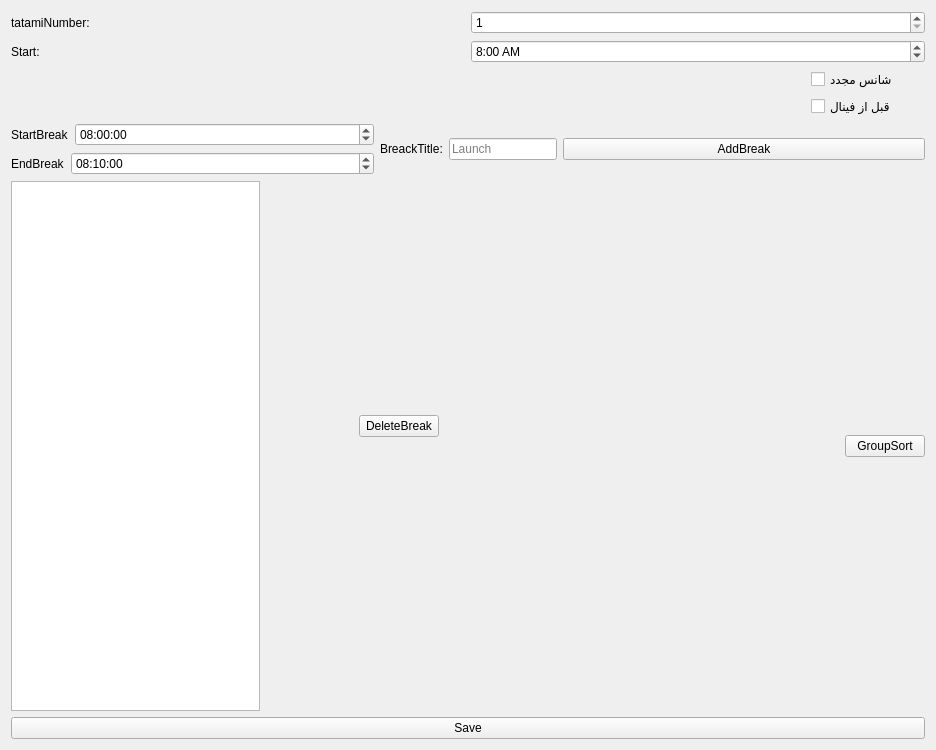
Above: timetablesettings.ui from Paresh-e/Tarbiat before the change. Below: the same form after it.
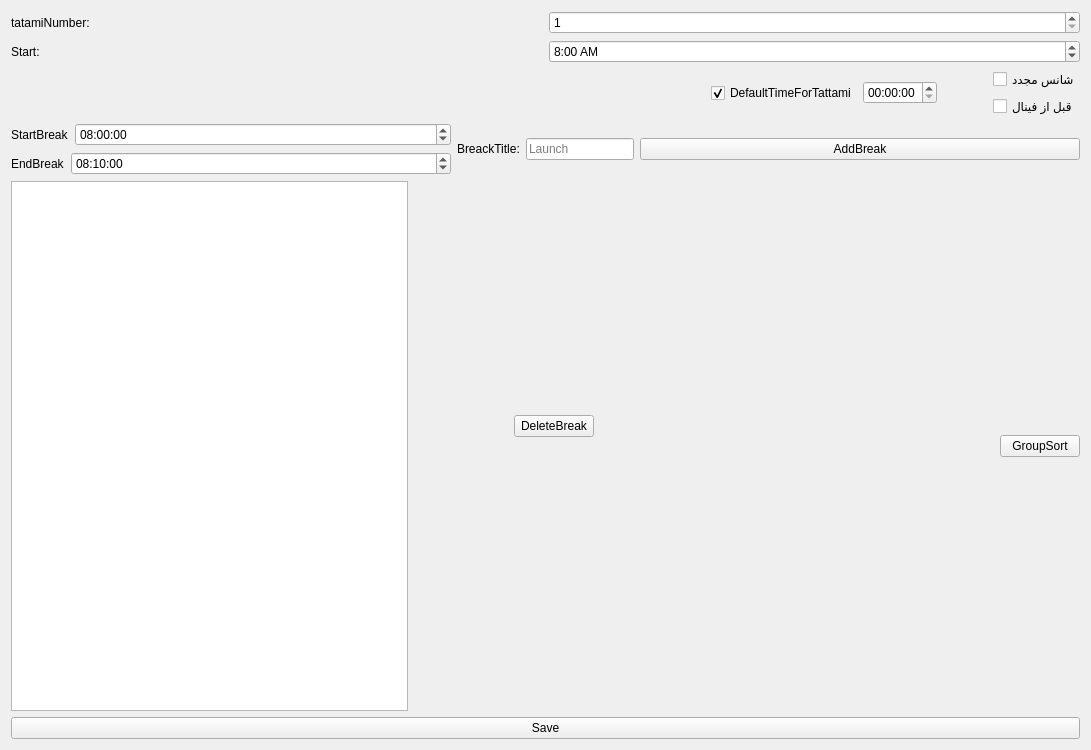
That is the form after the change.

The edit to the form file:
```diff
--- a/timetablesettings.ui
+++ b/timetablesettings.ui
@@ -79,6 +79,35 @@
    </item>
    <item>
     <layout class="QHBoxLayout" name="horizontalLayout_6">
+     <item>
+      <spacer name="horizontalSpacer_4">
+       <property name="orientation">
+        <enum>Qt::Orientation::Horizontal</enum>
+       </property>
+       <property name="sizeType">
+        <enum>QSizePolicy::Policy::Fixed</enum>
+       </property>
+       <property name="sizeHint" stdset="0">
+        <size>
+         <width>700</width>
+         <height>20</height>
+        </size>
+       </property>
+      </spacer>
+     </item>
+     <item>
+      <widget class="QCheckBox" name="TimeSetterCB">
+       <property name="text">
+        <string>DefaultTimeForTattami</string>
+       </property>
+       <property name="checked">
+        <bool>true</bool>
+       </property>
+      </widget>
+     </item>
+     <item>
+      <widget class="QTimeEdit" name="DefaultTimeEdit"/>
+     </item>
      <item>
       <spacer name="horizontalSpacer">
        <property name="orientation">
@@ -89,7 +118,7 @@
        </property>
        <property name="sizeHint" stdset="0">
         <size>
-         <width>800</width>
+         <width>50</width>
          <height>20</height>
         </size>
        </property>
```
